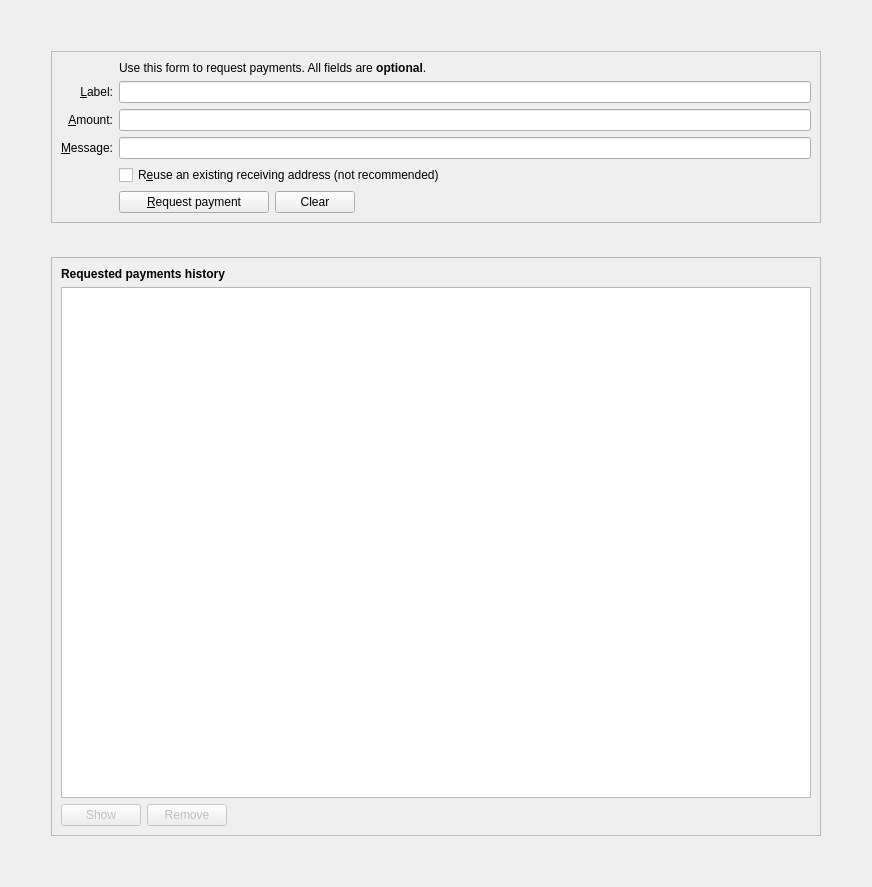
Qt form src/qt/forms/receivecoinsdialog.ui (Telestai-Project/telestai) before a commit.
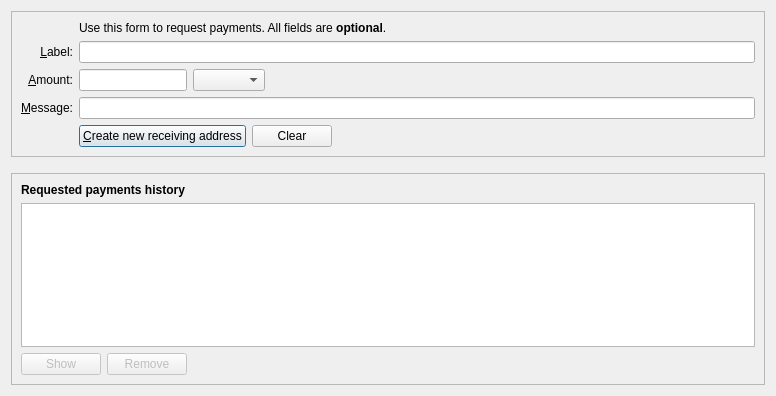
The same form after that commit. Icons and pictures are not drawn. Custom widgets are drawn as their Qt base class.

```diff
--- a/src/qt/forms/receivecoinsdialog.ui
+++ b/src/qt/forms/receivecoinsdialog.ui
@@ -1,37 +1,20 @@
 <?xml version="1.0" encoding="UTF-8"?>
 <ui version="4.0">
  <class>ReceiveCoinsDialog</class>
- <widget class="QWidget" name="ReceiveCoinsDialog">
+ <widget class="QDialog" name="ReceiveCoinsDialog">
   <property name="geometry">
    <rect>
     <x>0</x>
     <y>0</y>
-    <width>872</width>
-    <height>887</height>
+    <width>776</width>
+    <height>396</height>
    </rect>
   </property>
-  <layout class="QVBoxLayout" name="verticalLayout" stretch="0">
-   <item>
-    <layout class="QVBoxLayout" name="verticalLayout_5">
-     <property name="spacing">
-      <number>34</number>
-     </property>
-     <property name="leftMargin">
-      <number>40</number>
-     </property>
-     <property name="topMargin">
-      <number>40</number>
-     </property>
-     <property name="rightMargin">
-      <number>40</number>
-     </property>
-     <property name="bottomMargin">
-      <number>40</number>
-     </property>
+  <layout class="QVBoxLayout" name="verticalLayout" stretch="0,0,1">
      <item>
       <widget class="QFrame" name="frame2">
        <property name="sizePolicy">
-        <sizepolicy hsizetype="Preferred" vsizetype="Fixed">
+      <sizepolicy hsizetype="Preferred" vsizetype="Expanding">
          <horstretch>0</horstretch>
          <verstretch>0</verstretch>
         </sizepolicy>
@@ -45,27 +28,26 @@
        <layout class="QVBoxLayout" name="verticalLayout_3">
         <item>
          <layout class="QGridLayout" name="gridLayout">
-          <item row="7" column="2">
-           <widget class="QCheckBox" name="reuseAddress">
+        <item row="5" column="0">
+         <widget class="QLabel" name="label">
             <property name="toolTip">
-             <string>Reuse one of the previously used receiving addresses. Reusing addresses has security and privacy issues. Do not use this unless re-generating a payment request made before.</string>
+           <string>An optional amount to request. Leave this empty or zero to not request a specific amount.</string>
             </property>
             <property name="text">
-             <string>R&amp;euse an existing receiving address (not recommended)</string>
-            </property>
-           </widget>
-          </item>
-          <item row="7" column="0">
-           <widget class="QLabel" name="label_4">
-            <property name="text">
-             <string/>
+           <string>&amp;Amount:</string>
+          </property>
+          <property name="alignment">
+           <set>Qt::AlignRight|Qt::AlignTrailing|Qt::AlignVCenter</set>
+          </property>
+          <property name="buddy">
+           <cstring>reqAmount</cstring>
             </property>
            </widget>
           </item>
           <item row="6" column="0">
            <widget class="QLabel" name="label_3">
             <property name="toolTip">
-             <string>An optional message to attach to the payment request, which will be displayed when the request is opened. Note: The message will not be sent with the payment over the Telestai network.</string>
+           <string>An optional message to attach to the payment request, which will be displayed when the request is opened. Note: The message will not be sent with the payment over the Meowcoin network.</string>
             </property>
             <property name="text">
              <string>&amp;Message:</string>
@@ -81,14 +63,7 @@
           <item row="4" column="2">
            <widget class="QLineEdit" name="reqLabel">
             <property name="toolTip">
-             <string>An optional label to associate with the new receiving address.</string>
-            </property>
-           </widget>
-          </item>
-          <item row="6" column="2">
-           <widget class="QLineEdit" name="reqMessage">
-            <property name="toolTip">
-             <string>An optional message to attach to the payment request, which will be displayed when the request is opened. Note: The message will not be sent with the payment over the Telestai network.</string>
+           <string>An optional label to associate with the new receiving address (used by you to identify an invoice).  It is also attached to the payment request.</string>
             </property>
            </widget>
           </item>
@@ -115,36 +90,14 @@
             </property>
            </widget>
           </item>
-          <item row="5" column="0">
-           <widget class="QLabel" name="label">
+        <item row="6" column="2">
+         <widget class="QLineEdit" name="reqMessage">
             <property name="toolTip">
-             <string>An optional amount to request. Leave this empty or zero to not request a specific amount.</string>
-            </property>
-            <property name="text">
-             <string>&amp;Amount:</string>
-            </property>
-            <property name="alignment">
-             <set>Qt::AlignRight|Qt::AlignTrailing|Qt::AlignVCenter</set>
-            </property>
-            <property name="buddy">
-             <cstring>reqAmount</cstring>
-            </property>
-           </widget>
-          </item>
-          <item row="5" column="2">
-           <widget class="TelestaiAmountField" name="reqAmount">
-            <property name="minimumSize">
-             <size>
-              <width>80</width>
-              <height>0</height>
-             </size>
-            </property>
-            <property name="toolTip">
-             <string>An optional amount to request. Leave this empty or zero to not request a specific amount.</string>
-            </property>
-           </widget>
-          </item>
-          <item row="8" column="2">
+           <string>An optional message that is attached to the payment request and may be displayed to the sender.</string>
+          </property>
+         </widget>
+        </item>
+        <item row="7" column="2">
            <layout class="QHBoxLayout" name="horizontalLayout">
             <item>
              <widget class="QPushButton" name="receiveButton">
@@ -155,12 +108,18 @@
                </size>
               </property>
               <property name="text">
-               <string>&amp;Request payment</string>
+             <string>&amp;Create new receiving address</string>
               </property>
               <property name="icon">
-               <iconset resource="../telestai.qrc">
+             <iconset resource="../meowcoin.qrc">
                 <normaloff>:/icons/receiving_addresses</normaloff>:/icons/receiving_addresses</iconset>
               </property>
+            <property name="autoDefault">
+             <bool>false</bool>
+            </property>
+            <property name="default">
+             <bool>true</bool>
+            </property>
              </widget>
             </item>
             <item>
@@ -178,7 +137,7 @@
                <string>Clear</string>
               </property>
               <property name="icon">
-               <iconset resource="../telestai.qrc">
+             <iconset resource="../meowcoin.qrc">
                 <normaloff>:/icons/remove</normaloff>:/icons/remove</iconset>
               </property>
               <property name="autoDefault">
@@ -201,18 +160,92 @@
             </item>
            </layout>
           </item>
-          <item row="8" column="0">
+        <item row="7" column="0">
            <widget class="QLabel" name="label_7">
             <property name="text">
              <string/>
             </property>
            </widget>
           </item>
+        <item row="5" column="2">
+         <layout class="QHBoxLayout" name="horizontalLayout_6">
+          <item>
+           <widget class="BitcoinAmountField" name="reqAmount">
+            <property name="sizePolicy">
+             <sizepolicy hsizetype="Fixed" vsizetype="Fixed">
+              <horstretch>0</horstretch>
+              <verstretch>0</verstretch>
+             </sizepolicy>
+            </property>
+            <property name="minimumSize">
+             <size>
+              <width>80</width>
+              <height>0</height>
+             </size>
+            </property>
+            <property name="maximumSize">
+             <size>
+              <width>1000</width>
+              <height>100</height>
+             </size>
+            </property>
+            <property name="toolTip">
+             <string>An optional amount to request. Leave this empty or zero to not request a specific amount.</string>
+            </property>
+           </widget>
+          </item>
+          <item>
+           <widget class="QComboBox" name="addressType">
+            <property name="sizePolicy">
+             <sizepolicy hsizetype="Fixed" vsizetype="Fixed">
+              <horstretch>0</horstretch>
+              <verstretch>0</verstretch>
+             </sizepolicy>
+            </property>
+            <property name="maximumSize">
+             <size>
+              <width>1000</width>
+              <height>16777215</height>
+             </size>
+            </property>
+            <property name="focusPolicy">
+             <enum>Qt::StrongFocus</enum>
+            </property>
+           </widget>
+          </item>
+          <item>
+           <spacer name="horizontalSpacer_3">
+            <property name="orientation">
+             <enum>Qt::Horizontal</enum>
+            </property>
+            <property name="sizeHint" stdset="0">
+             <size>
+              <width>0</width>
+              <height>0</height>
+             </size>
+            </property>
+           </spacer>
+          </item>
          </layout>
         </item>
        </layout>
-      </widget>
-     </item>
+      </item>
+     </layout>
+    </widget>
+   </item>
+   <item>
+    <spacer name="verticalSpacer_2">
+     <property name="orientation">
+      <enum>Qt::Vertical</enum>
+     </property>
+     <property name="sizeHint" stdset="0">
+      <size>
+       <width>20</width>
+       <height>10</height>
+      </size>
+     </property>
+    </spacer>
+   </item>
      <item>
       <widget class="QFrame" name="frame">
        <property name="sizePolicy">
@@ -268,8 +301,8 @@
              <string>Show</string>
             </property>
             <property name="icon">
-             <iconset resource="../telestai.qrc">
-              <normaloff>:/icons/edit</normaloff>:/icons/edit</iconset>
+           <iconset resource="../meowcoin.qrc">
+            <normaloff>:/icons/eye</normaloff>:/icons/eye</iconset>
             </property>
             <property name="autoDefault">
              <bool>false</bool>
@@ -288,7 +321,7 @@
              <string>Remove</string>
             </property>
             <property name="icon">
-             <iconset resource="../telestai.qrc">
+           <iconset resource="../meowcoin.qrc">
               <normaloff>:/icons/remove</normaloff>:/icons/remove</iconset>
             </property>
             <property name="autoDefault">
@@ -315,22 +348,20 @@
       </widget>
      </item>
     </layout>
-   </item>
-  </layout>
  </widget>
  <customwidgets>
   <customwidget>
-   <class>TelestaiAmountField</class>
+   <class>BitcoinAmountField</class>
    <extends>QLineEdit</extends>
-   <header>telestaiamountfield.h</header>
+   <header>qt/meowcoinamountfield.h</header>
    <container>1</container>
   </customwidget>
  </customwidgets>
  <tabstops>
   <tabstop>reqLabel</tabstop>
   <tabstop>reqAmount</tabstop>
+  <tabstop>addressType</tabstop>
   <tabstop>reqMessage</tabstop>
-  <tabstop>reuseAddress</tabstop>
   <tabstop>receiveButton</tabstop>
   <tabstop>clearButton</tabstop>
   <tabstop>recentRequestsView</tabstop>
@@ -338,7 +369,7 @@
   <tabstop>removeRequestButton</tabstop>
  </tabstops>
  <resources>
-  <include location="../telestai.qrc"/>
+  <include location="../meowcoin.qrc"/>
  </resources>
  <connections/>
 </ui>
```
Lines whose indentation alone changed are shown as unchanged.
